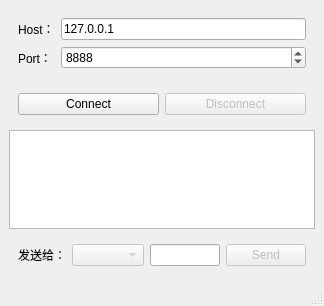
This is client/mainwindow.ui in meriwetherfennern52-cloud/QtLink as Qt 5 draws it before an edit. The edited form follows.
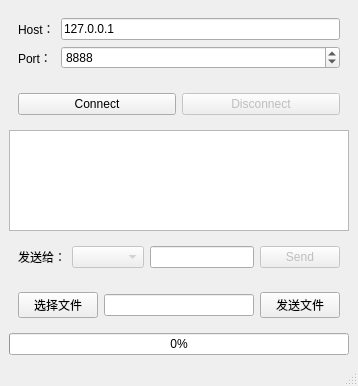
This is the edited form.

What changed in the file:
```diff
--- a/client/mainwindow.ui
+++ b/client/mainwindow.ui
@@ -6,8 +6,8 @@
    <rect>
     <x>0</x>
     <y>0</y>
-    <width>324</width>
-    <height>306</height>
+    <width>358</width>
+    <height>386</height>
    </rect>
   </property>
   <property name="windowTitle">
@@ -121,6 +121,43 @@
       </layout>
      </widget>
     </item>
+    <item>
+     <widget class="QWidget" name="widget_4" native="true">
+      <layout class="QHBoxLayout" name="horizontalLayout_3">
+       <item>
+        <widget class="QPushButton" name="selectFileBtn">
+         <property name="text">
+          <string>选择文件</string>
+         </property>
+        </widget>
+       </item>
+       <item>
+        <widget class="QLineEdit" name="filePathLineEdit">
+         <property name="readOnly">
+          <bool>true</bool>
+         </property>
+        </widget>
+       </item>
+       <item>
+        <widget class="QPushButton" name="sendFileBtn">
+         <property name="enabled">
+          <bool>true</bool>
+         </property>
+         <property name="text">
+          <string>发送文件</string>
+         </property>
+        </widget>
+       </item>
+      </layout>
+     </widget>
+    </item>
+    <item>
+     <widget class="QProgressBar" name="fileProgressBar">
+      <property name="value">
+       <number>0</number>
+      </property>
+     </widget>
+    </item>
    </layout>
   </widget>
   <widget class="QMenuBar" name="menubar">
```
Left out of the diff: 2 changed lines with no effect on the pictures.
